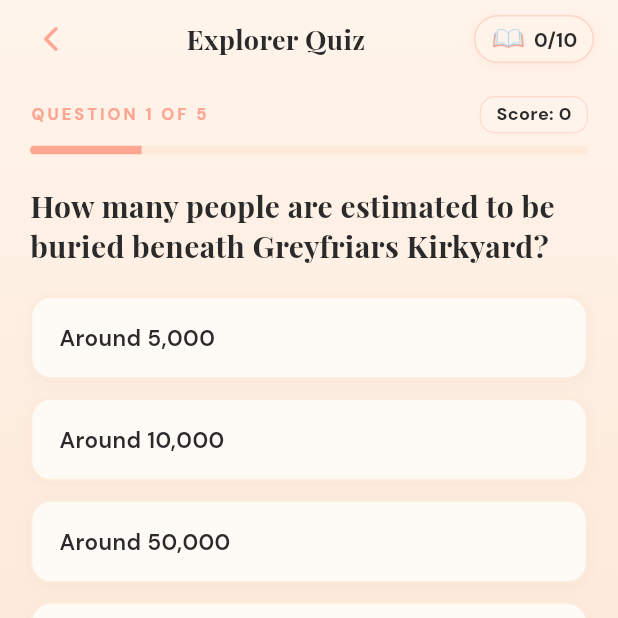
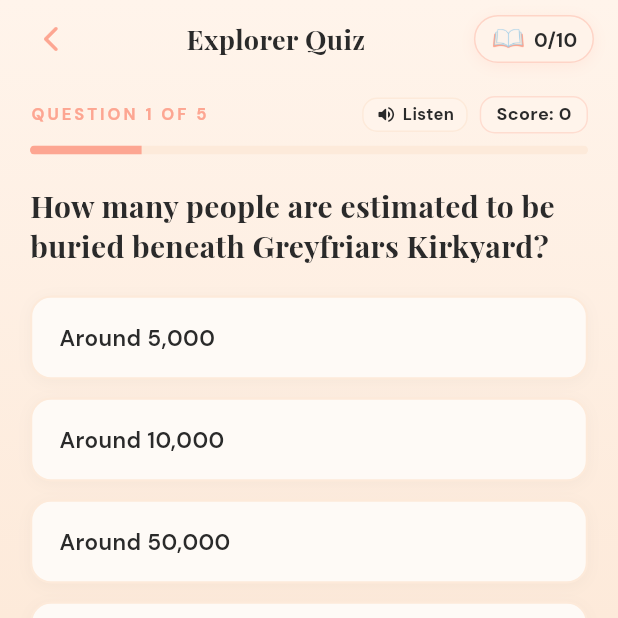
Before and after one commit to Asherbinyy/cityloom-prototype, a Flutter app: the QuizScreen screen opened directly, after a tap on "Explorer", on a phone screen of 412 x 824 dp, the top half of it. Run offline on Flutter 3.47's test engine with Material 3 defaults, Android fonts, the phone set to English and light mode, and no system bars; drawn by our look-alikes of flutter_animate; our stand-ins replace audioplayers, google_fonts, shared_preferences; missing offline and left inert: dart:js_interop; accounts and stored records are empty; network calls fail; project files that could hold a hidden picture were left out.

Commit message:
feat: natural cream background tuning, pill secondary button, TTS speech narration, and clean star difficulty cards

```diff
--- a/lib/screens/quiz_screen.dart
+++ b/lib/screens/quiz_screen.dart
@@ -7,6 +7,7 @@ import '../data/quiz_data.dart';
 import '../models/quiz_model.dart';
 import '../services/analytics_service.dart';
 import '../services/sound_service.dart';
+import '../services/tts_service.dart';
 import '../state/app_state.dart';
 import '../theme/app_theme.dart';
 import '../widgets/app_scaffold.dart';
@@ -43,6 +44,7 @@ class _QuizScreenState extends State<QuizScreen> {
   bool _isAnswered = false;
   bool _isLastAnswerCorrect = false;
   bool _unlockDialogsProcessed = false;
+  bool _isTtsReading = false;
 
   static const List<Color> matchBorderColors = [
     Color(0xFF9B59B6), // Purple
@@ -67,9 +69,11 @@ class _QuizScreenState extends State<QuizScreen> {
     _selectedFillGapOption = null;
     _selectedPairs.clear();
     _activeMatchLeftIndex = null;
-    _currentOrderIndices = [];
+    _currentOrderIndices.clear();
     _isAnswered = false;
     _isLastAnswerCorrect = false;
+    _isTtsReading = false;
+    TtsService.stop();
     _unlockDialogsProcessed = false;
   }
 
@@ -200,34 +204,6 @@ class _QuizScreenState extends State<QuizScreen> {
                     padding: const EdgeInsets.all(18),
                     child: Row(
                       children: [
-                        Container(
-                          width: 44,
-                          height: 44,
-                          decoration: BoxDecoration(
-                            color: isPerfect
-                                ? const Color(0xFFE8F8EA)
-                                : accentColor.withValues(alpha: 0.12),
-                            borderRadius: BorderRadius.circular(12),
-                            border: Border.all(
-                              color: isPerfect
-                                  ? const Color(0xFF6BCB77)
-                                  : accentColor.withValues(alpha: 0.3),
-                              width: 1.2,
-                            ),
-                          ),
-                          child: Center(
-                            child: Icon(
-                              isPerfect
-                                  ? Icons.workspace_premium_rounded
-                                  : Icons.star_rounded,
-                              color: isPerfect
-                                  ? const Color(0xFF2D7A36)
-                                  : accentColor,
-                              size: 24,
-                            ),
-                          ),
-                        ),
-                        const SizedBox(width: 14),
                         Expanded(
                           child: Column(
                             crossAxisAlignment: CrossAxisAlignment.start,
@@ -235,18 +211,38 @@ class _QuizScreenState extends State<QuizScreen> {
                               Text(
                                 level.label,
                                 style: GoogleFonts.playfairDisplay(
-                                  fontSize: 18,
+                                  fontSize: 19,
                                   fontWeight: FontWeight.w700,
                                   color: AppColors.dark,
                                 ),
                               ),
-                              const SizedBox(height: 3),
-                              Text(
-                                '$totalQ questions',
+                              const SizedBox(height: 5),
+                              Row(
+                                children: [
+                                  Row(
+                                    mainAxisSize: MainAxisSize.min,
+                                    children: List.generate(
+                                      diff.index + 1,
+                                      (sIdx) => const Padding(
+                                        padding: EdgeInsets.only(right: 2),
+                                        child: Icon(
+                                          Icons.star_rounded,
+                                          color: Color(0xFFE5A93B),
+                                          size: 16,
+                                        ),
+                                      ),
+                                    ),
+                                  ),
+                                  const SizedBox(width: 6),
+                                  Text(
+                                    '•  $totalQ questions',
                                     style: GoogleFonts.dmSans(
                                       fontSize: 13,
+                                      fontWeight: FontWeight.w500,
                                       color: AppColors.muted,
                                     ),
+                                  ),
+                                ],
                               ),
                             ],
                           ),
@@ -331,7 +327,7 @@ class _QuizScreenState extends State<QuizScreen> {
       body: Column(
         crossAxisAlignment: CrossAxisAlignment.stretch,
         children: [
-          // Question Progress Indicator
+          // Question Progress Indicator & Audio TTS Read-Aloud
           Row(
             mainAxisAlignment: MainAxisAlignment.spaceBetween,
             children: [
@@ -344,9 +340,69 @@ class _QuizScreenState extends State<QuizScreen> {
                   color: AppColors.coral,
                 ),
               ),
+              Row(
+                mainAxisSize: MainAxisSize.min,
+                children: [
+                  Material(
+                    color: Colors.transparent,
+                    child: InkWell(
+                      onTap: () {
+                        setState(() {
+                          _isTtsReading = !_isTtsReading;
+                        });
+                        if (_isTtsReading) {
+                          TtsService.readQuestion(q);
+                        } else {
+                          TtsService.stop();
+                        }
+                      },
+                      borderRadius: BorderRadius.circular(10),
+                      child: Container(
+                        padding: const EdgeInsets.symmetric(
+                            horizontal: 8, vertical: 3),
+                        decoration: BoxDecoration(
+                          color: _isTtsReading
+                              ? const Color(0xFFFFF0E6)
+                              : AppColors.cream,
+                          borderRadius: BorderRadius.circular(10),
+                          border: Border.all(
+                            color: _isTtsReading
+                                ? AppColors.coral
+                                : AppColors.blush,
+                          ),
+                        ),
+                        child: Row(
+                          mainAxisSize: MainAxisSize.min,
+                          children: [
+                            Icon(
+                              _isTtsReading
+                                  ? Icons.stop_circle_rounded
+                                  : Icons.volume_up_rounded,
+                              size: 14,
+                              color: _isTtsReading
+                                  ? AppColors.coral
+                                  : AppColors.dark,
+                            ),
+                            const SizedBox(width: 4),
+                            Text(
+                              _isTtsReading ? 'Stop' : 'Listen',
+                              style: GoogleFonts.dmSans(
+                                fontSize: 11,
+                                fontWeight: FontWeight.bold,
+                                color: _isTtsReading
+                                    ? AppColors.coral
+                                    : AppColors.dark,
+                              ),
+                            ),
+                          ],
+                        ),
+                      ),
+                    ),
+                  ),
+                  const SizedBox(width: 8),
                   Container(
-                padding:
-                    const EdgeInsets.symmetric(horizontal: 10, vertical: 3),
+                    padding: const EdgeInsets.symmetric(
+                        horizontal: 10, vertical: 3),
                     decoration: BoxDecoration(
                       color: AppColors.cream,
                       borderRadius: BorderRadius.circular(10),
@@ -361,6 +417,8 @@ class _QuizScreenState extends State<QuizScreen> {
                         color: AppColors.dark,
                       ),
                     ),
+                  ),
+                ],
               ),
             ],
           ),
--- /dev/null
+++ b/lib/services/tts_service.dart
@@ -0,0 +1,2 @@
+export 'tts_service_stub.dart'
+    if (dart.library.js_interop) 'tts_service_web.dart';
--- a/lib/widgets/congratulations_dialog.dart
+++ b/lib/widgets/congratulations_dialog.dart
@@ -21,8 +21,9 @@ class CongratulationsDialog extends StatelessWidget {
         constraints: const BoxConstraints(maxWidth: 380),
         padding: const EdgeInsets.all(28),
         decoration: BoxDecoration(
-          color: Colors.white,
+          color: const Color(0xFFFEFAF6),
           borderRadius: BorderRadius.circular(24),
+          border: Border.all(color: AppColors.blush),
           boxShadow: [
             BoxShadow(
               color: AppColors.coral.withValues(alpha: 0.25),
--- a/lib/widgets/credits_dialog.dart
+++ b/lib/widgets/credits_dialog.dart
@@ -13,8 +13,9 @@ class CreditsDialog extends StatelessWidget {
         constraints: const BoxConstraints(maxWidth: 380),
         padding: const EdgeInsets.all(28),
         decoration: BoxDecoration(
-          color: Colors.white,
+          color: const Color(0xFFFEFAF6),
           borderRadius: BorderRadius.circular(24),
+          border: Border.all(color: AppColors.blush),
           boxShadow: [
             BoxShadow(
               color: Colors.black.withValues(alpha: 0.15),
--- a/lib/widgets/learn_more_dialog.dart
+++ b/lib/widgets/learn_more_dialog.dart
@@ -19,8 +19,9 @@ class LearnMoreDialog extends StatelessWidget {
         constraints: const BoxConstraints(maxWidth: 380),
         padding: const EdgeInsets.all(24),
         decoration: BoxDecoration(
-          color: Colors.white,
+          color: const Color(0xFFFEFAF6),
           borderRadius: BorderRadius.circular(22),
+          border: Border.all(color: AppColors.blush),
           boxShadow: [
             BoxShadow(
               color: Colors.black.withValues(alpha: 0.15),
--- a/lib/widgets/primary_button.dart
+++ b/lib/widgets/primary_button.dart
@@ -34,7 +34,7 @@ class PrimaryButton extends StatelessWidget {
       height: height,
       decoration: BoxDecoration(
         color: isSecondary
-            ? const Color(0xFFFEFAF6)
+            ? const Color(0xFFFFF0E6)
             : (isEnabled
                 ? AppColors.coral
                 : AppColors.coral.withValues(alpha: 0.5)),
@@ -43,16 +43,16 @@ class PrimaryButton extends StatelessWidget {
           color: isSecondary
               ? AppColors.coral
               : (isEnabled ? AppColors.coral : Colors.transparent),
-          width: 2.0,
+          width: 1.8,
         ),
         boxShadow: isEnabled
             ? [
                 BoxShadow(
                   color: isSecondary
-                      ? Colors.black.withValues(alpha: 0.06)
+                      ? AppColors.coral.withValues(alpha: 0.08)
                       : AppColors.coral.withValues(alpha: 0.38),
-                  blurRadius: 12,
-                  offset: const Offset(0, 3),
+                  blurRadius: 10,
+                  offset: const Offset(0, 2),
                 ),
               ]
             : null,
--- a/lib/widgets/quit_quiz_dialog.dart
+++ b/lib/widgets/quit_quiz_dialog.dart
@@ -18,8 +18,9 @@ class QuitQuizDialog extends StatelessWidget {
         constraints: const BoxConstraints(maxWidth: 360),
         padding: const EdgeInsets.all(24),
         decoration: BoxDecoration(
-          color: Colors.white,
+          color: const Color(0xFFFEFAF6),
           borderRadius: BorderRadius.circular(22),
+          border: Border.all(color: AppColors.blush),
           boxShadow: [
             BoxShadow(
               color: Colors.black.withValues(alpha: 0.15),
```
Also changed, not shown: lib/data/tour_data.dart (+11 -11 lines), lib/services/tts_service_stub.dart (added, +54 -0 lines), lib/services/tts_service_web.dart (added, +77 -0 lines), docs/assets/fonts/MaterialIcons-Regular.otf, 6 other files. Lines whose indentation alone changed are shown as unchanged.
